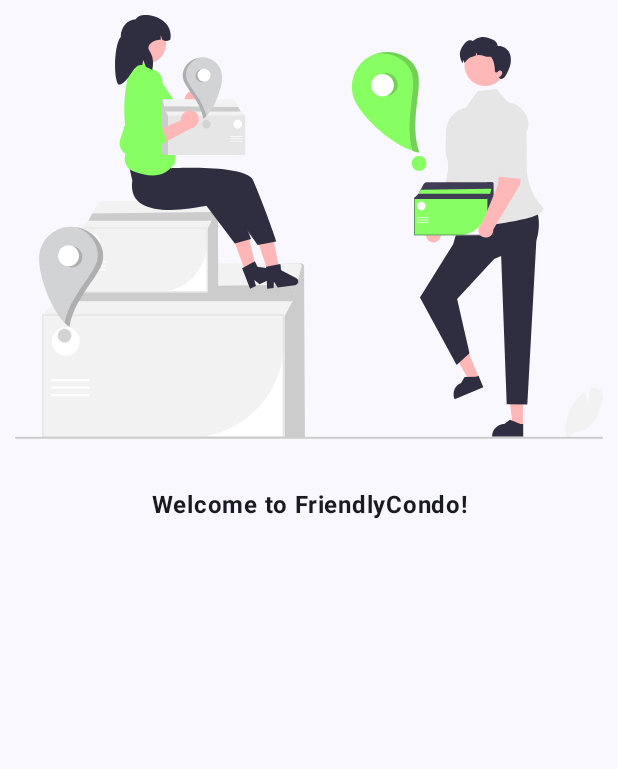
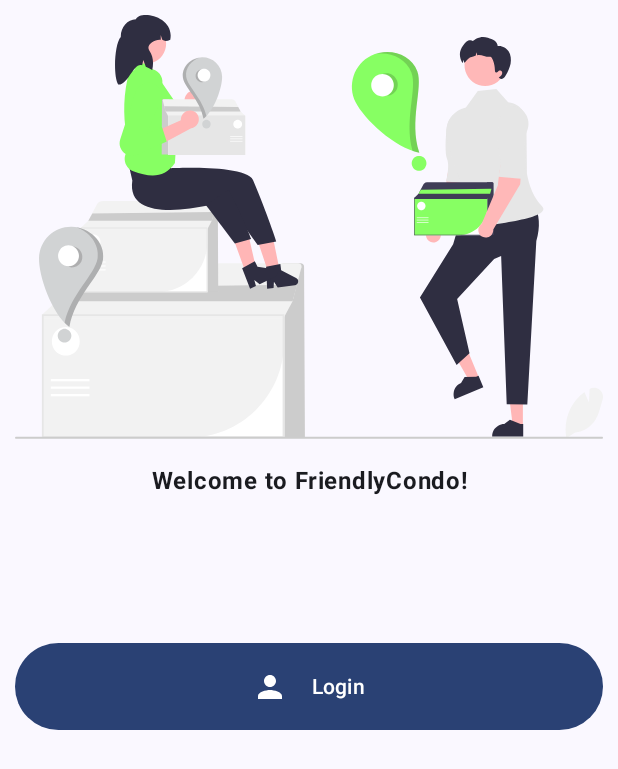
Before and after one commit to rodolphocastro/FriendlyCondo, an Android app built with Jetpack Compose: the @Preview function DefaultPreview, on a phone screen of 412 x 824 dp. Shown: the top 769 px of the screen. Run offline under Robolectric (Android 15) with nearby library versions, the phone set to English and light mode, and no system bars; libraries missing offline, so code that uses them is left out: org.slf4j; 1 statement that could not run was skipped.

Commit message:
chore: Wire up the button to the MainActivity

```diff
--- a/app/src/main/java/com/ardc/friendlycondo/MainActivity.kt
+++ b/app/src/main/java/com/ardc/friendlycondo/MainActivity.kt
@@ -9,13 +9,15 @@ import androidx.compose.foundation.layout.*
 import androidx.compose.material3.MaterialTheme
 import androidx.compose.material3.Surface
 import androidx.compose.material3.Text
-import androidx.compose.runtime.Composable
+import androidx.compose.runtime.*
 import androidx.compose.ui.Modifier
 import androidx.compose.ui.res.painterResource
 import androidx.compose.ui.text.font.FontWeight
 import androidx.compose.ui.text.style.TextAlign
 import androidx.compose.ui.tooling.preview.Preview
 import androidx.compose.ui.unit.dp
+import com.ardc.friendlycondo.features.login.LoginButton
+import com.ardc.friendlycondo.features.login.LoginState
 import com.ardc.friendlycondo.ui.theme.FriendlyCondoTheme
 import org.slf4j.Logger
 import org.slf4j.LoggerFactory
@@ -60,17 +62,15 @@ fun AppCanvas(content: @Composable () -> Unit) {
  */
 @Composable
 fun Greeting(log: Logger? = null) {
+    var loginState by remember {
+        mutableStateOf(LoginState())
+    }
     log?.debug("greeting!")
-    Column {
+    Column(verticalArrangement = Arrangement.spacedBy(16.dp))
+    {
         Image(
             painter = painterResource(id = R.drawable.ic_undraw_deliveries),
             contentDescription = "People standing around with packages"
-        )
-
-        Spacer(
-            modifier = Modifier
-                .fillMaxWidth()
-                .height(32.dp)
         )
 
         Text(
@@ -81,6 +81,15 @@ fun Greeting(log: Logger? = null) {
             textAlign = TextAlign.Center,
             fontWeight = FontWeight.Bold
         )
+
+        Spacer(modifier = Modifier.height(64.dp))
+
+        LoginButton(state = loginState) {
+            loginState =
+                if (loginState.isLoggedIn)
+                    loginState.unauthorize()
+                else loginState.authorize("temp-user")
+        }
     }
 }
 
--- a/app/src/main/java/com/ardc/friendlycondo/features/login/LoginButton.kt
+++ b/app/src/main/java/com/ardc/friendlycondo/features/login/LoginButton.kt
@@ -28,7 +28,7 @@ fun LoginButton(
         onClick = onButtonClicked,
         modifier = Modifier
             .fillMaxWidth()
-            .height(32.dp)
+            .height(58.dp)
     ) {
         if (state.isLoggedIn)
             Icon(Icons.Filled.ArrowForward, contentDescription = "A person")
```
